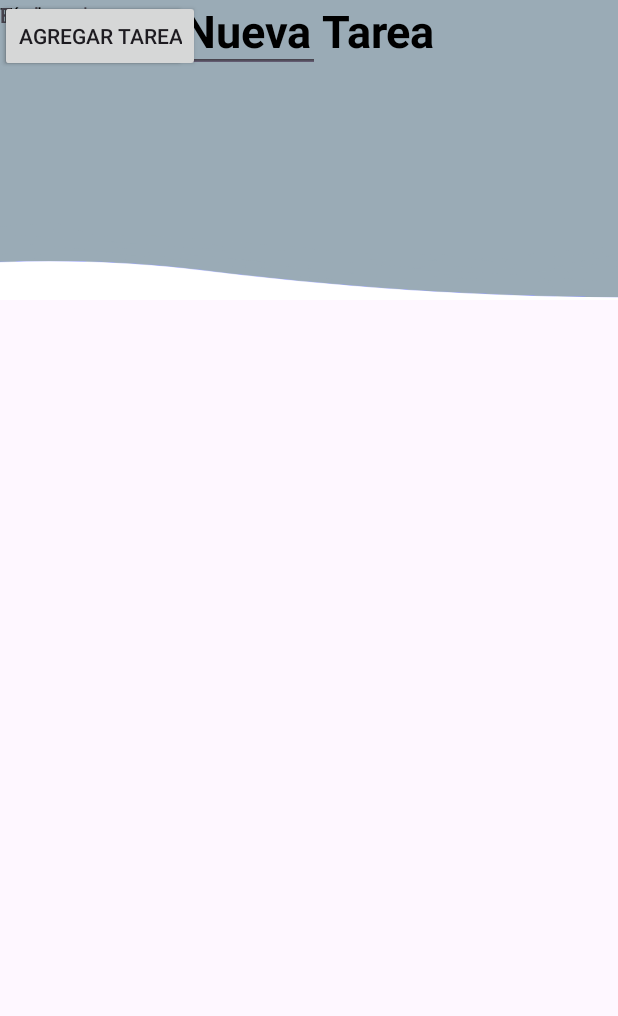
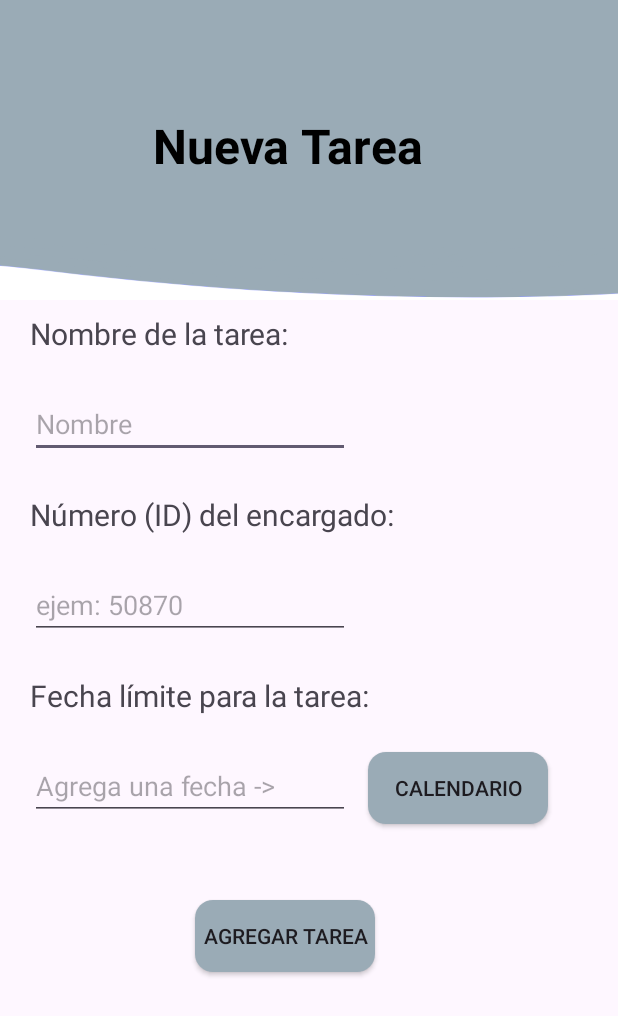
Before and after one commit to jmit4/Autoflow, an Android app: the agregartarea screen opened directly, with no data from a screen before it, on a phone screen of 412 x 824 dp. Shown: the top 1016 px of the screen. Run offline under Robolectric (Android 15) with nearby library versions, the light colour scheme and no system bars; our stand-ins replace Firebase (no records; nobody signed in at launch, a user with empty details on screens opened directly).

Commit message:
Escaner unicamente con productos no existentes, agrega a la base de datos las tareas y tiene la vista del usuario

```diff
--- a/app/src/main/java/com/example/sopas/agregartarea.java
+++ b/app/src/main/java/com/example/sopas/agregartarea.java
@@ -1,27 +1,93 @@
 package com.example.sopas;
+
+import static android.content.ContentValues.TAG;
 
 import android.app.DatePickerDialog;
 import android.os.Bundle;
+import android.util.Log;
 import android.view.View;
+import android.widget.Button;
 import android.widget.DatePicker;
+import android.widget.EditText;
 import android.widget.TextView;
+import android.widget.Toast;
 
 import androidx.activity.EdgeToEdge;
+import androidx.annotation.NonNull;
 import androidx.appcompat.app.AppCompatActivity;
 import androidx.core.graphics.Insets;
 import androidx.core.view.ViewCompat;
 import androidx.core.view.WindowInsetsCompat;
 
+import com.google.android.gms.tasks.OnFailureListener;
+import com.google.android.gms.tasks.OnSuccessListener;
+import com.google.firebase.firestore.DocumentReference;
+import com.google.firebase.firestore.FirebaseFirestore;
+
 import java.util.Calendar;
+import java.util.HashMap;
+import java.util.Map;
 
 public class agregartarea extends AppCompatActivity {
-    TextView tv;
+    EditText tv, etxtnomb, etxtfech, etxtnemp;
+    Button btnCalendar;
+    Button btnSaveTask;
+    FirebaseFirestore db = FirebaseFirestore.getInstance();
     @Override
     protected void onCreate(Bundle savedInstanceState) {
         super.onCreate(savedInstanceState);
         EdgeToEdge.enable(this);
         setContentView(R.layout.activity_agregartarea);
-        tv = findViewById(R.id.dispfecha);
+        tv = findViewById(R.id.dispFech);
+        btnCalendar = findViewById(R.id.btnCalendar);
+        btnSaveTask = findViewById(R.id.btnSaveTask);
+        etxtnomb = findViewById(R.id.eTxtNombreTask);
+        etxtfech = findViewById(R.id.dispFech);
+        etxtnemp = findViewById(R.id.eTxtNEmp);
+
+        btnCalendar.setOnClickListener(new View.OnClickListener() {
+            @Override
+            public void onClick(View view) {
+                abrirCalendario(view);
+            }
+        });
+        btnSaveTask.setOnClickListener(new View.OnClickListener() {
+            @Override
+            public void onClick(View view) {
+                String nombre = etxtnomb.getText().toString().trim();
+                String fecha = tv.getText().toString().trim();
+                String nemp = etxtnemp.getText().toString().trim();
+                Map<String, Object> tareas = new HashMap<>();
+                tareas.put("nombre", nombre);
+                tareas.put("encargado", nemp);
+                tareas.put("fecha", fecha);
+
+                if (nombre.isEmpty() || fecha.isEmpty() || nemp.isEmpty() ) {
+                    Toast.makeText(agregartarea.this, "Por favor, complete todos los campos", Toast.LENGTH_SHORT).show();
+                    return;
+                }
+
+// Add a new document with a generated ID
+                db.collection("tareas")
+                        .add(tareas)
+                        .addOnSuccessListener(new OnSuccessListener<DocumentReference>() {
+                            @Override
+                            public void onSuccess(DocumentReference documentReference) {
+                                Log.d(TAG, "DocumentSnapshot added with ID: " + documentReference.getId());
+                                Toast.makeText(agregartarea.this, "Guardado correctamente", Toast.LENGTH_SHORT).show();
+
+                            }
+                        })
+                        .addOnFailureListener(new OnFailureListener() {
+                            @Override
+                            public void onFailure(@NonNull Exception e) {
+                                Log.w(TAG, "Error adding document", e);
+                                Toast.makeText(agregartarea.this, "Error", Toast.LENGTH_SHORT).show();
+
+                            }
+                        });
+            }
+        });
         ViewCompat.setOnApplyWindowInsetsListener(findViewById(R.id.main), (v, insets) -> {
             Insets systemBars = insets.getInsets(WindowInsetsCompat.Type.systemBars());
             v.setPadding(systemBars.left, systemBars.top, systemBars.right, systemBars.bottom);
--- a/app/src/main/res/layout/activity_agregar_producto.xml
+++ b/app/src/main/res/layout/activity_agregar_producto.xml
@@ -42,9 +42,7 @@
         android:layout_marginStart="20dp"
         android:layout_marginTop="164dp"
         android:textSize="20sp"
-
         android:layout_below="@+id/tVTitulo"
-
         />
     <EditText
         android:id="@+id/eTxtNombreP"
--- a/app/src/main/res/layout/activity_agregartarea.xml
+++ b/app/src/main/res/layout/activity_agregartarea.xml
@@ -1,114 +1,126 @@
 <?xml version="1.0" encoding="utf-8"?>
-<androidx.constraintlayout.widget.ConstraintLayout xmlns:android="http://schemas.android.com/apk/res/android"
+<RelativeLayout
+    xmlns:android="http://schemas.android.com/apk/res/android"
     xmlns:app="http://schemas.android.com/apk/res-auto"
     xmlns:tools="http://schemas.android.com/tools"
     android:id="@+id/main"
     android:layout_width="match_parent"
+    android:layout_gravity="center"
     android:layout_height="match_parent"
     tools:context=".agregartarea">
 
     <ImageView
-        android:id="@+id/imageView2"
+        android:id="@+id/imageView"
         android:layout_width="200dp"
         android:layout_height="200dp"
+        android:layout_marginTop="0dp"
         android:scaleX="4"
-        android:src="@drawable/headerbkg3"
-        app:layout_constraintEnd_toEndOf="parent"
-        app:layout_constraintStart_toStartOf="parent"
-        app:layout_constraintTop_toTopOf="parent" />
+        android:src="@drawable/headerbkg3" />
 
     <TextView
-        android:id="@+id/textView5"
-        android:layout_width="match_parent"
-        android:layout_height="39dp"
+        android:id="@+id/tVTitulo"
+        android:layout_width="wrap_content"
+        android:layout_height="wrap_content"
+        android:layout_alignParentStart="true"
+        android:layout_alignParentEnd="true"
+        android:layout_marginStart="102dp"
+        android:layout_marginTop="75dp"
+        android:layout_marginEnd="57dp"
+        android:textColor="@color/black"
         android:text="Nueva Tarea"
-        android:textSize="30dp"
         android:textStyle="bold"
-        android:textColor="@color/black"
-        android:gravity="center"
-        app:layout_constraintEnd_toEndOf="parent"
-        app:layout_constraintStart_toStartOf="parent"
-        tools:layout_editor_absoluteY="20dp"
-        tools:ignore="MissingConstraints" />
+        android:textSize="32sp" />
+
+    <TextView
+        android:id="@+id/tVInst2"
+        android:layout_width="wrap_content"
+        android:layout_height="wrap_content"
+        android:text="Nombre de la tarea:"
+        android:layout_marginStart="20dp"
+        android:layout_marginTop="90dp"
+        android:textSize="20sp"
+        android:layout_below="@+id/tVTitulo"
+        />
+    <EditText
+        android:id="@+id/eTxtNombreTask"
+        android:layout_width="wrap_content"
+        android:layout_height="wrap_content"
+        android:ems="10"
+        android:inputType="text"
+        android:layout_marginStart="20dp"
+        android:layout_marginTop="24dp"
+        android:hint="Nombre"
+        android:layout_below="@id/tVInst2"
+        />
+
+    <TextView
+        android:id="@+id/tVInst1"
+        android:layout_width="wrap_content"
+        android:layout_height="wrap_content"
+        android:layout_marginStart="20dp"
+        android:layout_marginTop="24dp"
+        android:text="Número (ID) del encargado:"
+        android:textSize="20sp"
+        android:layout_below="@id/eTxtNombreTask" />
 
     <EditText
-        android:id="@+id/editTextText"
+        android:id="@+id/eTxtNEmp"
         android:layout_width="wrap_content"
-        android:layout_height="48dp"
+        android:layout_height="wrap_content"
         android:ems="10"
-        android:inputType="text"
-        android:hint="Name"
-        tools:ignore="MissingConstraints"
-        tools:layout_editor_absoluteX="29dp"
-        tools:layout_editor_absoluteY="156dp" />
-
+        android:hint="ejem: 50870 "
+        android:inputType="number"
+        android:layout_marginStart="20dp"
+        android:layout_marginTop="24dp"
+        android:layout_below="@id/tVInst1"
+        />
     <TextView
-        android:id="@+id/textView6"
-        android:layout_width="140dp"
-        android:layout_height="36dp"
-        android:text="Título"
-        android:textColor="@color/black"
-        tools:ignore="MissingConstraints"
-        tools:layout_editor_absoluteX="29dp"
-        tools:layout_editor_absoluteY="94dp" />
-
-    <TextView
-        android:id="@+id/textView8"
-        android:layout_width="134dp"
-        android:layout_height="27dp"
-        android:text="Encargado"
-        tools:layout_editor_absoluteX="29dp"
-        tools:layout_editor_absoluteY="269dp"
-        tools:ignore="MissingConstraints" />
+        android:id="@+id/tVInst3"
+        android:layout_width="wrap_content"
+        android:layout_height="wrap_content"
+        android:layout_marginStart="20dp"
+        android:layout_marginTop="24dp"
+        android:text="Fecha límite para la tarea:"
+        android:textSize="20sp"
+        android:layout_below="@id/eTxtNEmp" />
 
     <EditText
-        android:id="@+id/editTextText2"
+        android:id="@+id/dispFech"
         android:layout_width="wrap_content"
-        android:layout_height="48dp"
+        android:layout_height="wrap_content"
         android:ems="10"
-        android:inputType="text"
-        android:hint="Name"
-        tools:layout_editor_absoluteX="29dp"
-        tools:layout_editor_absoluteY="323dp"
-        tools:ignore="MissingConstraints" />
+        android:inputType="none"
+        android:hint="Agrega una fecha ->"
+        android:layout_marginStart="20dp"
+        android:layout_marginTop="24dp"
+        android:layout_below="@id/tVInst3"
+        android:focusable="false"
+        android:clickable="false" />
 
-    <TextView
-        android:id="@+id/textView9"
-        android:layout_width="124dp"
-        android:layout_height="33dp"
-        android:text="Fecha"
-        tools:layout_editor_absoluteX="31dp"
-        tools:layout_editor_absoluteY="418dp"
-        tools:ignore="MissingConstraints" />
 
     <androidx.appcompat.widget.AppCompatButton
-        android:id="@+id/button2"
-        android:layout_width="124dp"
-        android:layout_height="48dp"
+        android:id="@+id/btnCalendar"
         android:text="Calendario"
-        android:onClick="abrirCalendario"
-        tools:ignore="MissingConstraints"
-        tools:layout_editor_absoluteX="29dp"
-        tools:layout_editor_absoluteY="471dp"  />
+        android:background="@drawable/corners"
+        android:layout_marginTop="24dp"
+        android:layout_width="120dp"
+        android:layout_height="wrap_content"
+        android:layout_marginStart="245dp"
+        android:layout_marginEnd="10dp"
+        android:layout_below="@+id/tVInst3" />
+
+    <androidx.appcompat.widget.AppCompatButton
+        android:id="@+id/btnSaveTask"
+        android:text="Agregar tarea"
+        android:background="@drawable/corners"
+        android:layout_marginTop="53dp"
+        android:layout_width="120dp"
+        android:layout_height="wrap_content"
+        android:layout_marginStart="130dp"
+        android:layout_marginEnd="33dp"
+        android:layout_below="@+id/dispFech" />
 
 
 
 
-    <androidx.appcompat.widget.AppCompatButton
-        android:id="@+id/button3"
-        android:layout_width="wrap_content"
-        android:layout_height="wrap_content"
-        android:text="Agregar Tarea"
-        tools:ignore="MissingConstraints"
-        tools:layout_editor_absoluteX="160dp"
-        tools:layout_editor_absoluteY="585dp"   />
-
-    <TextView
-        android:id="@+id/dispfecha"
-        android:layout_width="wrap_content"
-        android:layout_height="wrap_content"
-        android:text="Fecha"
-        tools:ignore="MissingConstraints"
-        tools:layout_editor_absoluteX="169dp"
-        tools:layout_editor_absoluteY="491dp" />
-</androidx.constraintlayout.widget.ConstraintLayout>
+</RelativeLayout>
--- a/app/src/main/res/layout/fragment_inventario.xml
+++ b/app/src/main/res/layout/fragment_inventario.xml
@@ -95,7 +95,7 @@
         android:layout_marginTop="33dp"
         android:layout_width="120dp"
         android:layout_height="wrap_content"
-        android:layout_marginStart="233dp"
+        android:layout_marginStart="230dp"
         android:layout_marginEnd="33dp"
         android:layout_below="@+id/scroll" />
 
```
Also changed, not shown: app/src/main/AndroidManifest.xml (+6 -4 lines), app/src/main/java/com/example/sopas/AgregarProducto.java (+33 -7 lines), app/src/main/java/com/example/sopas/InventarioActivity.java (deleted, +0 -24 lines), app/src/main/java/com/example/sopas/TareasFragment.java (+19 -3 lines), app/src/main/res/layout/activity_inventario.xml (deleted, +0 -10 lines), app/src/main/res/layout/fragment_perfil.xml (+101 -6 lines).
